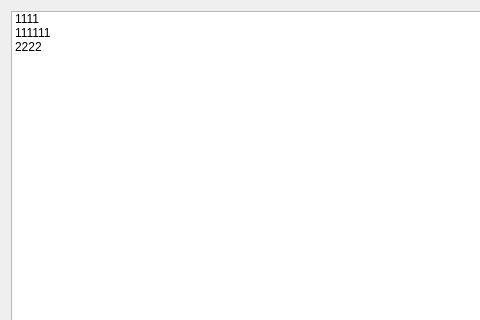
Old version of the form ProjectNetDisk/code/TcpClient/TcpClient/online.ui in the repository BanLi-Official/Net-Disk; both pictures show x 0 to 480 and y 0 to 320 of the 616 by 428 pixel window.
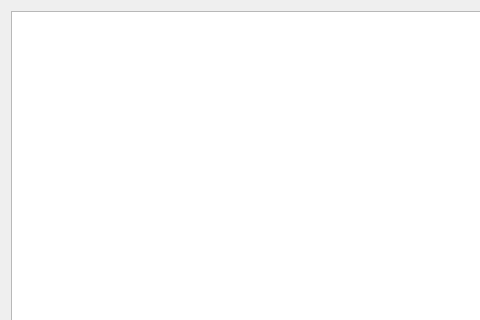
New version of the form.

Diff of the .ui file:
```diff
--- a/ProjectNetDisk/code/TcpClient/TcpClient/online.ui
+++ b/ProjectNetDisk/code/TcpClient/TcpClient/online.ui
@@ -17,23 +17,7 @@
    <item>
     <layout class="QHBoxLayout" name="horizontalLayout">
      <item>
-      <widget class="QListWidget" name="online_listwidget">
-       <item>
-        <property name="text">
-         <string>1111</string>
-        </property>
-       </item>
-       <item>
-        <property name="text">
-         <string>111111</string>
-        </property>
-       </item>
-       <item>
-        <property name="text">
-         <string>2222</string>
-        </property>
-       </item>
-      </widget>
+      <widget class="QListWidget" name="online_listwidget"/>
      </item>
      <item>
       <layout class="QVBoxLayout" name="verticalLayout">
```
